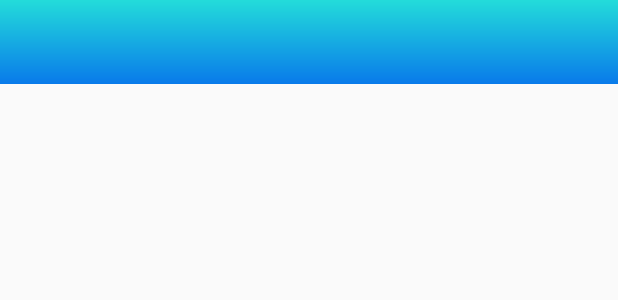
After one commit to mobileapp2/ShopNTrips, an Android app: the layout toolbar.xml on its own in the app's theme, with its tools: preview values and no code run, on a phone screen of 412 x 824 dp. The commit adds this screen. Shown: the top 300 px of the screen. Run offline under Robolectric (Android 15) with nearby library versions, the phone set to English and light mode, and no system bars.

Commit message:
Shop N Trips

```diff
--- /dev/null
+++ b/app/src/main/res/drawable/drawer_gradient_background.xml
@@ -0,0 +1,14 @@
+<?xml version="1.0" encoding="UTF-8"?>
+<shape xmlns:android="http://schemas.android.com/apk/res/android" android:shape="rectangle" >
+
+    <gradient
+        android:angle="90"
+
+        android:endColor="#23dcda"
+        android:startColor="#097aea"
+        android:type="linear" />
+
+    <corners
+        android:radius="0dp"/>
+
+</shape>
--- /dev/null
+++ b/app/src/main/res/layout/toolbar.xml
@@ -0,0 +1,28 @@
+<?xml version="1.0" encoding="utf-8"?>
+<androidx.appcompat.widget.Toolbar xmlns:android="http://schemas.android.com/apk/res/android"
+    xmlns:local="http://schemas.android.com/apk/res-auto"
+    android:id="@+id/toolbar"
+    android:layout_width="match_parent"
+    android:layout_height="wrap_content"
+    android:background="@drawable/drawer_gradient_background"
+    android:minHeight="?attr/actionBarSize"
+    android:orientation="vertical"
+    local:popupTheme="@style/ThemeOverlay.AppCompat.Light"
+    local:theme="@style/ThemeOverlay.AppCompat.Dark.ActionBar"
+    local:titleTextColor="@color/white">
+
+    <FrameLayout
+        android:layout_width="wrap_content"
+        android:layout_height="wrap_content"
+        android:layout_gravity = "right"
+        android:layout_marginRight="25dp"
+        >
+        <!--<ImageView-->
+        <!--android:id="@+id/logout"-->
+        <!--android:layout_width="20dp"-->
+        <!--android:layout_height="20dp"-->
+        <!--android:src="@drawable/ic_logout"-->
+        <!--/>-->
+    </FrameLayout>
+
+</androidx.appcompat.widget.Toolbar>
--- a/app/src/main/res/values/strings.xml
+++ b/app/src/main/res/values/strings.xml
@@ -11,6 +11,7 @@
     <string name="register_now">Register Now</string>
     <string name="need_to_signup">Need to signup ?</string>
     <string name="login">LOGIN</string>
+    <string name="title_activity_dashboard">Dashboard</string>
 
 
 </resources>
--- a/app/src/main/res/values/styles.xml
+++ b/app/src/main/res/values/styles.xml
@@ -1,12 +1,13 @@
 <resources>
 
     <!-- Base application theme. -->
-    <style name="AppTheme" parent="Theme.AppCompat.Light.DarkActionBar">
+    <style name="AppTheme" parent="Theme.AppCompat.Light.NoActionBar">
         <!-- Customize your theme here. -->
         <item name="colorPrimary">@color/colorPrimary</item>
         <item name="colorPrimaryDark">@color/colorPrimaryDark</item>
         <item name="colorAccent">@color/colorAccent</item>
     </style>
+
     <style name="AppThemeNoActionBar" parent="Theme.AppCompat.Light.NoActionBar">
         <!-- Customize your theme here. -->
         <item name="windowNoTitle">true</item>
@@ -15,4 +16,16 @@
         <item name="colorPrimaryDark">@color/navcolor2</item>
         <item name="colorAccent">@color/green</item>
     </style>
+
+    <style name="AppTheme.NoActionBar">
+        <item name="windowActionBar">false</item>
+        <item name="windowNoTitle">true</item>
+    </style>
+
+
+    <style name="AppTheme.AppBarOverlay" parent="ThemeOverlay.AppCompat.Dark.ActionBar" />
+
+    <style name="AppTheme.PopupOverlay" parent="ThemeOverlay.AppCompat.Light" />
+
+
 </resources>
```
Also changed, not shown: app/src/main/java/com/imuons/shopntrips/views/DashboardActivity.java (+10 -1 lines), app/src/main/java/com/imuons/shopntrips/views/LoginActivity.java (+3 -5 lines), app/src/main/res/layout/activity_dashboard.xml (+76 -2 lines).
